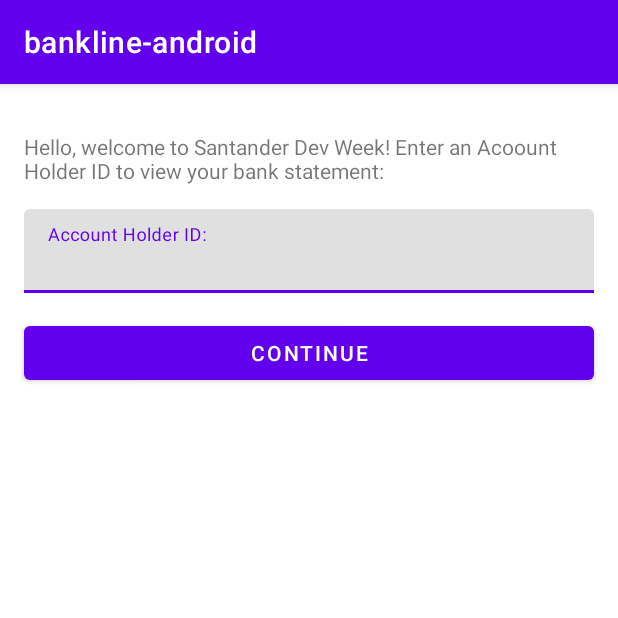
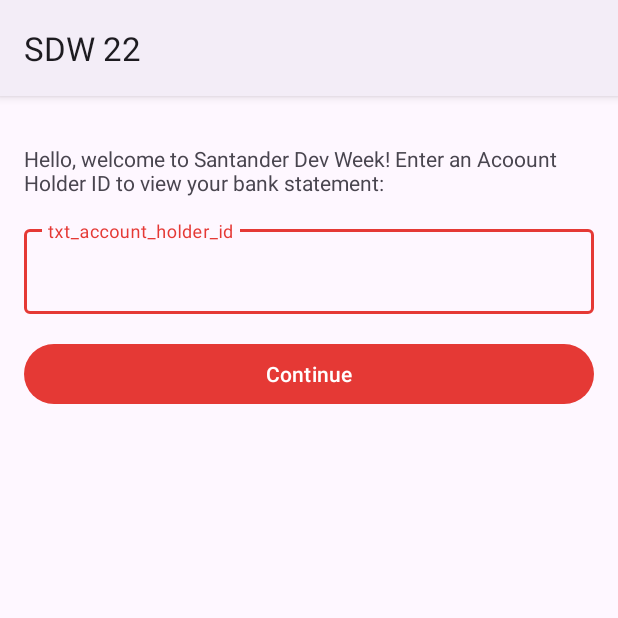
Before and after one commit to caldasluizpaulo/bankline-android, an Android app: the screen it shows after launch (WelcomeActivity), on a phone screen of 412 x 824 dp, the top half of it. Run offline under Robolectric (Android 15) with nearby library versions, the phone set to English and light mode, and no system bars.

Commit message:
atualizar para Material Design 3

```diff
--- a/app/build.gradle
+++ b/app/build.gradle
@@ -39,9 +39,9 @@ dependencies {
 
     implementation 'androidx.core:core-ktx:1.7.0'
     implementation 'androidx.appcompat:appcompat:1.3.0'
-    implementation 'com.google.android.material:material:1.4.0'
     implementation 'androidx.constraintlayout:constraintlayout:2.0.4'
     testImplementation 'junit:junit:4.13.2'
     androidTestImplementation 'androidx.test.ext:junit:1.1.3'
     androidTestImplementation 'androidx.test.espresso:espresso-core:3.4.0'
+    implementation 'com.google.android.material:material:1.6.0-alpha01'
 }
--- a/app/src/main/AndroidManifest.xml
+++ b/app/src/main/AndroidManifest.xml
@@ -8,7 +8,7 @@
         android:label="@string/app_name"
         android:roundIcon="@mipmap/ic_launcher_round"
         android:supportsRtl="true"
-        android:theme="@style/Theme.Banklineandroid" >
+        android:theme="@style/AppTheme" >
 
         <activity
             android:name=".ui.welcome.WelcomeActivity"
--- a/app/src/main/res/layout/activity_welcome.xml
+++ b/app/src/main/res/layout/activity_welcome.xml
@@ -12,7 +12,7 @@
         android:layout_height="wrap_content"
         android:layout_marginLeft="@dimen/margin_default"
         android:layout_marginTop="32dp"
-        android:layout_marginRight="16dp"
+        android:layout_marginRight="@dimen/margin_default"
         android:text="@string/txt_welcome"
         app:layout_constraintLeft_toLeftOf="parent"
         app:layout_constraintRight_toRightOf="parent"
@@ -26,7 +26,7 @@
         android:layout_marginStart="@dimen/margin_default"
         android:layout_marginTop="@dimen/margin_default"
         android:layout_marginEnd="@dimen/margin_default"
-        android:hint="@string/txt_account_holder_id"
+        android:hint="txt_account_holder_id"
         app:layout_constraintEnd_toEndOf="parent"
         app:layout_constraintStart_toStartOf="parent"
         app:layout_constraintTop_toBottomOf="@+id/tvWelcome">
@@ -39,15 +39,14 @@
 
     </com.google.android.material.textfield.TextInputLayout>
 
-
     <Button
         android:id="@+id/btContinue"
         android:layout_width="0dp"
         android:layout_height="wrap_content"
-        android:layout_marginStart="16dp"
+        android:layout_marginStart="@dimen/margin_default"
         android:layout_marginTop="@dimen/margin_default"
         android:layout_marginEnd="@dimen/margin_default"
-        android:text="@string/tx_continue"
+        android:text="@string/txt_continue"
         app:layout_constraintEnd_toEndOf="parent"
         app:layout_constraintStart_toStartOf="parent"
         app:layout_constraintTop_toBottomOf="@+id/tilAccountHolderId" />
--- a/app/src/main/res/values-night/themes.xml
+++ b/app/src/main/res/values-night/themes.xml
@@ -1,16 +1,12 @@
 <resources xmlns:tools="http://schemas.android.com/tools">
     <!-- Base application theme. -->
-    <style name="Theme.Banklineandroid" parent="Theme.MaterialComponents.DayNight.DarkActionBar">
-        <!-- Primary brand color. -->
-        <item name="colorPrimary">@color/purple_200</item>
-        <item name="colorPrimaryVariant">@color/purple_700</item>
-        <item name="colorOnPrimary">@color/black</item>
-        <!-- Secondary brand color. -->
-        <item name="colorSecondary">@color/teal_200</item>
-        <item name="colorSecondaryVariant">@color/teal_200</item>
-        <item name="colorOnSecondary">@color/black</item>
-        <!-- Status bar color. -->
-        <item name="android:statusBarColor" tools:targetApi="l">?attr/colorPrimaryVariant</item>
-        <!-- Customize your theme here. -->
+    <!-- https://m3.material.io/libraries/mdc-android/getting-started -->
+    <style name="AppTheme" parent="Theme.Material3.Dark">
+        <!-- https://m3.material.io/libraries/mdc-android/color-theming -->
+        <item name="colorPrimary">@color/primary_200</item>
+        <item name="colorPrimaryContainer">@color/primary_700</item>
+        <item name="colorOnPrimaryContainer">@color/primary_100</item>
+        <item name="colorPrimaryInverse">@color/primary_600</item>
     </style>
+    <!-- Interesting alternative to Material 3: https://material-foundation.github.io/material-theme-builder -->
 </resources>
--- a/app/src/main/res/values/colors.xml
+++ b/app/src/main/res/values/colors.xml
@@ -1,10 +1,9 @@
 <?xml version="1.0" encoding="utf-8"?>
 <resources>
-    <color name="purple_200">#FFBB86FC</color>
-    <color name="purple_500">#FF6200EE</color>
-    <color name="purple_700">#FF3700B3</color>
-    <color name="teal_200">#FF03DAC5</color>
-    <color name="teal_700">#FF018786</color>
-    <color name="black">#FF000000</color>
-    <color name="white">#FFFFFFFF</color>
+    <!-- Reference: https://material.io/resources/color -->
+    <color name="primary_100">#ffcdd2</color>
+    <color name="primary_200">#ef9a9a</color>
+    <color name="primary_600">#e53935</color>
+    <color name="primary_700">#d32f2f</color>
+    <color name="primary_900">#b71c1c</color>
 </resources>
--- a/app/src/main/res/values/strings.xml
+++ b/app/src/main/res/values/strings.xml
@@ -1,6 +1,6 @@
 <resources>
-    <string name="app_name" translatable="false">bankline-android</string>
+    <string name="app_name" translatable="false">SDW 22</string>
     <string name="txt_welcome">Hello, welcome to Santander Dev Week! Enter an Acoount Holder ID to view your bank statement:</string>
-    <string name="tx_continue">Continue</string>
-    <string name="txt_account_holder_id">Account Holder ID:</string>
+    <string name="txt_continue">Continue</string>
+    <string name="txt_account_holder_id">Account Holder ID</string>
 </resources>
--- a/app/src/main/res/values/themes.xml
+++ b/app/src/main/res/values/themes.xml
@@ -1,16 +1,12 @@
 <resources xmlns:tools="http://schemas.android.com/tools">
     <!-- Base application theme. -->
-    <style name="Theme.Banklineandroid" parent="Theme.MaterialComponents.DayNight.DarkActionBar">
-        <!-- Primary brand color. -->
-        <item name="colorPrimary">@color/purple_500</item>
-        <item name="colorPrimaryVariant">@color/purple_700</item>
-        <item name="colorOnPrimary">@color/white</item>
-        <!-- Secondary brand color. -->
-        <item name="colorSecondary">@color/teal_200</item>
-        <item name="colorSecondaryVariant">@color/teal_700</item>
-        <item name="colorOnSecondary">@color/black</item>
-        <!-- Status bar color. -->
-        <item name="android:statusBarColor" tools:targetApi="l">?attr/colorPrimaryVariant</item>
-        <!-- Customize your theme here. -->
+    <!-- https://m3.material.io/libraries/mdc-android/getting-started -->
+    <style name="AppTheme" parent="Theme.Material3.Light">
+        <!-- https://m3.material.io/libraries/mdc-android/color-theming -->
+        <item name="colorPrimary">@color/primary_600</item>
+        <item name="colorPrimaryContainer">@color/primary_100</item>
+        <item name="colorOnPrimaryContainer">@color/primary_900</item>
+        <item name="colorPrimaryInverse">@color/primary_200</item>
     </style>
+    <!-- Interesting alternative to Material 3: https://material-foundation.github.io/material-theme-builder -->
 </resources>
```
Also changed, not shown: 1 other file.
